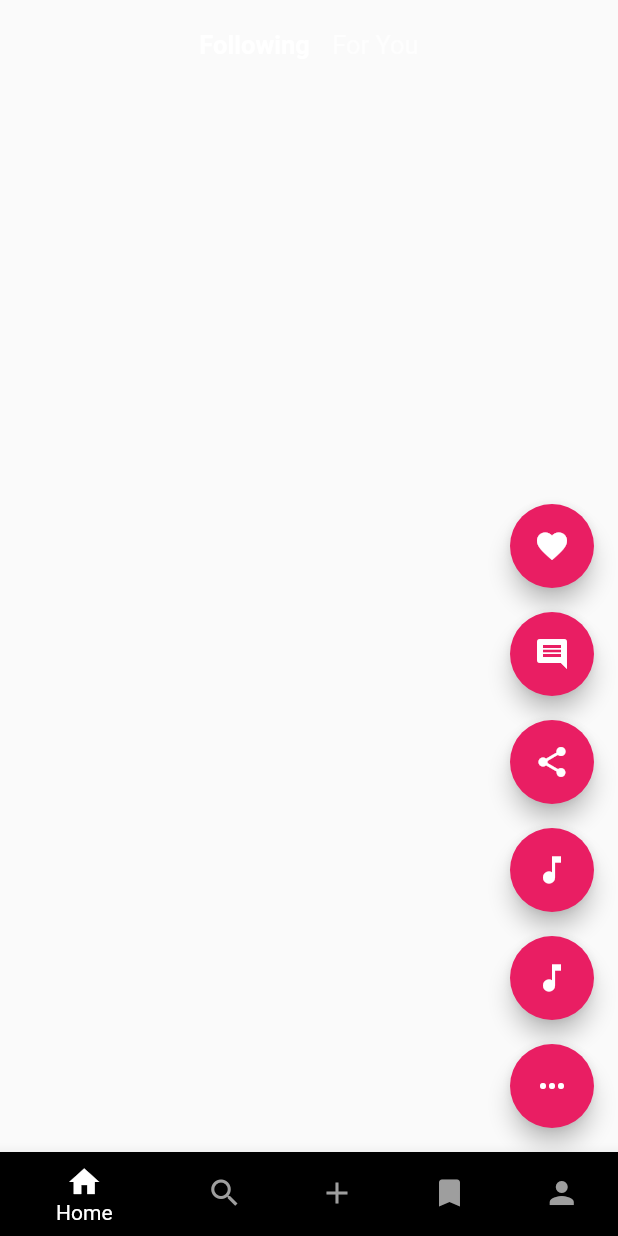
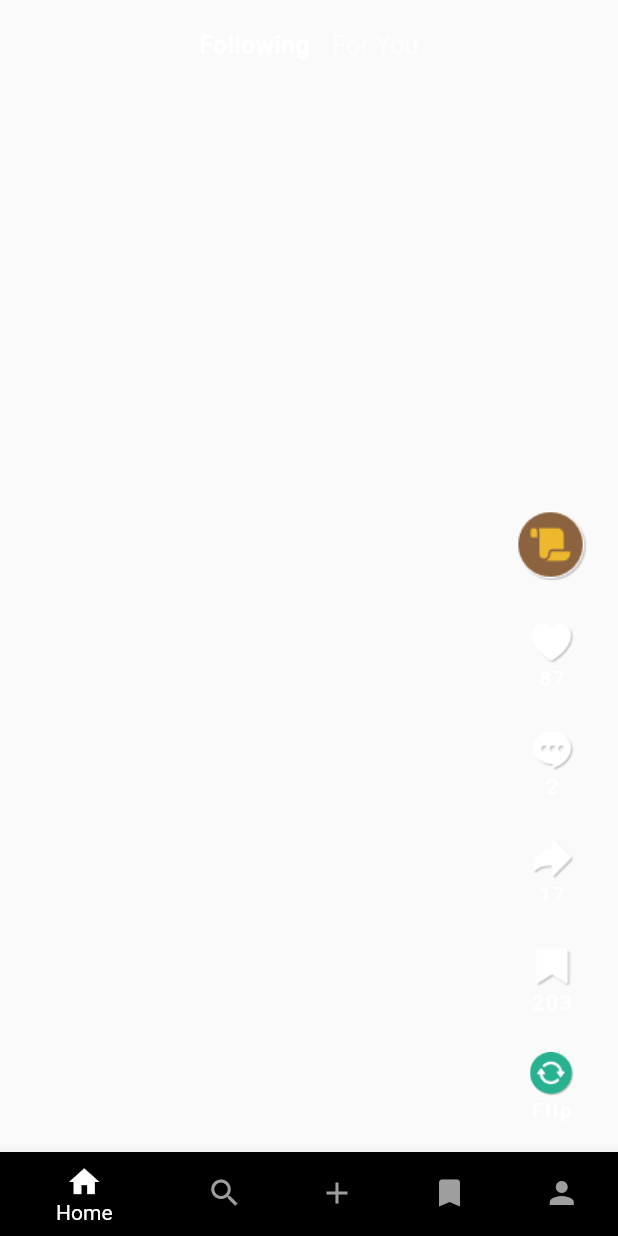
Before and after one commit to ShanavasPS/FlutterTikTokClone, a Flutter app: the screen it shows after launch, on a phone screen of 412 x 824 dp. Run offline on Flutter 3.47's test engine with Material 2 defaults, Android fonts, the phone set to English and light mode, and no system bars; network calls fail.

Commit message:
Added proper floatingbutton icons

```diff
--- a/lib/main.dart
+++ b/lib/main.dart
@@ -309,41 +309,52 @@ class _HomePageState extends State<HomePage> {
   }
 }
 
+Widget buildCustomFloatingActionButton(String imageName, double height, double weight, String text) {
+  bool showLabel = true;
+  if(text == "") {
+    showLabel = false;
+  }
+  return FloatingActionButton(
+    onPressed: () {
+      // Handle button press
+    },
+    backgroundColor: Colors.transparent,
+    elevation: 0.0,
+    child: Column(
+      mainAxisAlignment: MainAxisAlignment.center,
+      children: [
+        Image.asset(
+          imageName,
+          height: height,
+          width: weight,
+        ),
+        Visibility(
+            visible: showLabel,
+            child: Text(
+                text
+            ),
+        ),
+      ],
+    ),
+  );
+}
 
 Widget buildFloatingActionButton() {
   return Column(
     mainAxisAlignment: MainAxisAlignment.end,
     crossAxisAlignment: CrossAxisAlignment.end,
     children: [
-      FloatingActionButton(
-        onPressed: () {},
-        child: Icon(Icons.favorite),
-      ),
+      buildCustomFloatingActionButton('images/Ellipse21.png', 55, 55, ""),
       SizedBox(height: 16),
-      FloatingActionButton(
-        onPressed: () {},
-        child: Icon(Icons.comment),
-      ),
+      buildCustomFloatingActionButton('images/Like.png', 32, 30, "87"),
       SizedBox(height: 16),
-      FloatingActionButton(
-        onPressed: () {},
-        child: Icon(Icons.share),
-      ),
+      buildCustomFloatingActionButton('images/Comments.png', 32, 30, "2"),
       SizedBox(height: 16),
-      FloatingActionButton(
-        onPressed: () {},
-        child: Icon(Icons.music_note),
-      ),
+      buildCustomFloatingActionButton('images/Share.png', 32, 30, "17"),
       SizedBox(height: 16),
-      FloatingActionButton(
-        onPressed: () {},
-        child: Icon(Icons.music_note),
-      ),
+      buildCustomFloatingActionButton('images/Bookmark.png', 32, 30, "203"),
       SizedBox(height: 16),
-      FloatingActionButton(
-        onPressed: () {},
-        child: Icon(Icons.more_horiz),
-      ),
+      buildCustomFloatingActionButton('images/Refresh.png', 32, 30, "Flip"),
     ],
   );
 }
```
Also changed, not shown: pubspec.yaml (+6 -1 lines), images/Bookmark.png (added), images/Comments.png (added), images/Ellipse21.png (added), images/Like.png (added), images/Refresh.png (added), images/Share.png (added).
